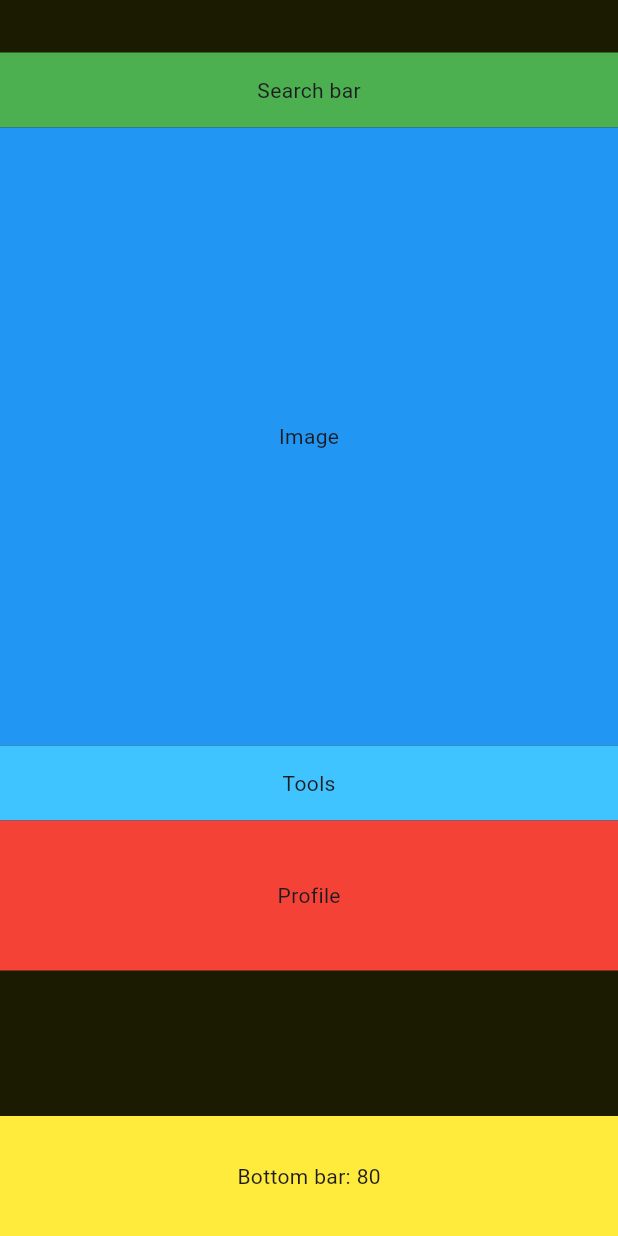
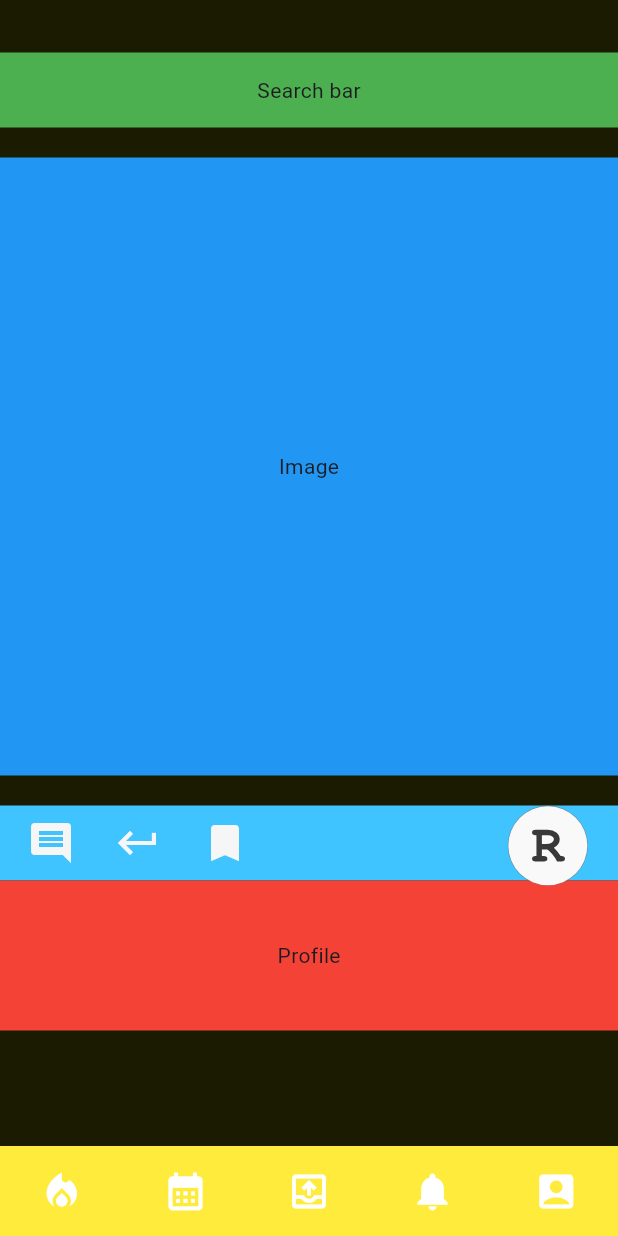
Before and after one commit to lupascugabrielcristian/ratemy, a Flutter app: the TestScreen screen opened by its route, on a phone screen of 412 x 824 dp. Run offline on Flutter 3.47's test engine with Material 3 defaults, Android fonts, the phone set to English and light mode, and no system bars; our stand-ins replace flutter_svg; network calls fail.

Commit message:
Calculating position for Rate button

```diff
--- a/lib/screens/components/bottom_bar.dart
+++ b/lib/screens/components/bottom_bar.dart
@@ -1,9 +1,10 @@
 import 'package:flutter/material.dart';
 
 class BottomBar extends StatelessWidget {
-  const BottomBar({super.key});
+  const BottomBar({super.key, this.scaling = 1.0});
   final double iconSize = 30;
   final iconColor = Colors.white;
+  final double scaling;
 
   @override
   Widget build(BuildContext context) {
@@ -23,7 +24,7 @@ class BottomBar extends StatelessWidget {
   _build_button_1() {
     return IconButton(
         onPressed: () {},
-        iconSize: iconSize,
+        iconSize: iconSize * scaling,
         icon: const Icon(Icons.local_fire_department), color: iconColor,);
   }
 
@@ -31,28 +32,28 @@ class BottomBar extends StatelessWidget {
   _build_calendar_button() {
     return IconButton(
       onPressed: () {},
-      iconSize: iconSize,
+      iconSize: iconSize * scaling,
       icon: const Icon(Icons.calendar_month), color: iconColor);
   }
 
   _build_button_3() {
     return IconButton(
         onPressed: () {},
-        iconSize: iconSize,
+        iconSize: iconSize * scaling,
         icon: const Icon(Icons.outbox_outlined), color: iconColor);
   }
 
   _build_notifications_button() {
     return IconButton(
         onPressed: () {},
-        iconSize: iconSize,
+        iconSize: iconSize * scaling,
         icon: const Icon(Icons.notifications), color: iconColor);
   }
 
   _build_profile_button() {
     return IconButton(
         onPressed: () {},
-        iconSize: iconSize,
+        iconSize: iconSize * scaling,
         icon: const Icon(Icons.account_box), color: iconColor);
   }
 }
--- a/lib/screens/feed_screen.dart
+++ b/lib/screens/feed_screen.dart
@@ -43,6 +43,13 @@ class _FeedScreenState extends State<FeedScreen> {
   Widget build(BuildContext context) {
     final spaceSm = MediaQuery.sizeOf(context).height * .02;
     final topPositionRateBtn = MediaQuery.sizeOf(context).height * .12;
+
+
+    final sW = MediaQuery.sizeOf(context).width;
+    final sH = MediaQuery.sizeOf(context).height;
+    final double searchBarH = sW * .2 > 50 ? 50 : sW * .2;
+    final double bottomBarH = sW * .3 > 60 ? 60 : sW * .3;
+    final double scalingFactor = sH > 700 ? 1 : sH / 700;
 
     return Scaffold(
       backgroundColor: widget.presentation.background,
@@ -247,21 +254,21 @@ class _FeedScreenState extends State<FeedScreen> {
         children: [
           IconButton(
             onPressed: () {},
-            // iconSize: 40,
+            iconSize: 40,
             icon: const Icon(Icons.insert_comment), color: widget.presentation.primary,),
 
           const SizedBox(width: 10,),
 
           IconButton(
             onPressed: () {},
-            // iconSize: 40,
+            iconSize: 40,
             icon: const Icon(Icons.keyboard_return), color: widget.presentation.primary,),
 
           const SizedBox(width: 10,),
 
           IconButton(
             onPressed: () {},
-            // iconSize: 40,
+            iconSize: 40,
             icon: const Icon(Icons.bookmark), color: widget.presentation.primary,),
 
           // const RateButton(),
--- a/lib/screens/screen_test.dart
+++ b/lib/screens/screen_test.dart
@@ -1,7 +1,10 @@
+import 'dart:developer';
+
 import 'package:flutter/material.dart';
+import 'package:ratemy/screens/components/bottom_bar.dart';
 import 'package:ratemy/screens/presentation/feed_presentation.dart';
 
-import 'components/title_row.dart';
+import 'components/rate_button.dart';
 
 class TestScreen extends StatefulWidget {
   final FeedPresentation presentation;
@@ -15,17 +18,48 @@ class TestScreen extends StatefulWidget {
 }
 
 class _TestScreenState extends State<TestScreen> {
+  final GlobalKey _toolContainerKey = GlobalKey();
+  double topPositionRateBtn = 0;
+
+
+  @override
+  void initState() {
+    WidgetsBinding.instance.addPostFrameCallback((_) {
+      final RenderBox renderBox = _toolContainerKey.currentContext!.findRenderObject() as RenderBox;
+      final Offset position = renderBox.localToGlobal(Offset.zero);
+
+      log('Position obtained: ${position.dy}');
+
+      setState(() {
+        topPositionRateBtn = position.dy;
+      });
+    });
+    super.initState();
+  }
+
+
+
   @override
   Widget build(BuildContext context) {
     final sW = MediaQuery.sizeOf(context).width;
+    final sH = MediaQuery.sizeOf(context).height;
+    log('sH = $sH', name: 'TEST');
     // final searchBarH = sW * .1;
     final double searchBarH = sW * .2 > 50 ? 50 : sW * .2;
-    const double bottomBarH = 80;
-    // final double bottomBarH = sW * .2 > 50 ? 50 : sW * .2;
+    // const double bottomBarH = 80;
+    final double bottomBarH = sW * .3 > 60 ? 60 : sW * .3;
+    log('bottomBarH = $bottomBarH', name: 'TEST');
+    final double scalingFactor = sH > 700 ? 1 : sH / 700;
+    log('scaling factor = $scalingFactor', name: 'TEST');
+    // topPositionRateBtn = MediaQuery.sizeOf(context).height * .12;
+    // log('rate button pos = $topPositionRateBtn', name: 'TEST');
+
 
     return Scaffold(
       backgroundColor: widget.presentation.background,
-      body: Column(
+      body: Stack(
+        children: [
+          Column(
             crossAxisAlignment: CrossAxisAlignment.start,
 
             children: [
@@ -39,10 +73,10 @@ class _TestScreenState extends State<TestScreen> {
                 ),
               ),
 
+              SizedBox(height: 20 * scalingFactor,),
               Expanded(
                 child: Column(
                   children: [
-
 
                     Flexible(
                       child: FractionallySizedBox(
@@ -58,12 +92,15 @@ class _TestScreenState extends State<TestScreen> {
                       ),
                     ),
 
+                    SizedBox(height: 20 * scalingFactor,),
 
                     Container(
+                      key: _toolContainerKey,
                       color: Colors.lightBlueAccent,
                       height: 50,
                       child: Center(
-                      child: Text('Tools')
+                          // child: Text('Tools')
+                        child: _buildToolsRow(scalingFactor - 0.2),
                       ),
                     ),
 
@@ -81,12 +118,58 @@ class _TestScreenState extends State<TestScreen> {
               Container(
                 color: Colors.yellow,
                 height: bottomBarH,
-            child: Center(
-                child: Text('Bottom bar: 80')
+                // child: Center(
+                //     child: Text('Bottom bar: 80')
+                // ),
+                child: BottomBar(scaling: scalingFactor,),
+              ),
+            ],
+          ),
+
+
+          // RATE BUTTON
+          Positioned(
+            top: topPositionRateBtn,
+            right: 20,
+            child: RateButton(
+              saveGrade: (grade) {
+              },
             ),
           ),
         ],
       ),
     );
   }
+
+
+
+  Widget _buildToolsRow(double scalingFactor) {
+    return Padding(
+      padding: const EdgeInsets.only(right: 20.0, left: 10.0),
+      child: Row(
+        children: [
+          IconButton(
+            onPressed: () {},
+            iconSize: 40 * scalingFactor,
+            icon: const Icon(Icons.insert_comment), color: widget.presentation.primary,),
+
+          const SizedBox(width: 10,),
+
+          IconButton(
+            onPressed: () {},
+            iconSize: 40 * scalingFactor,
+            icon: const Icon(Icons.keyboard_return), color: widget.presentation.primary,),
+
+          const SizedBox(width: 10,),
+
+          IconButton(
+            onPressed: () {},
+            iconSize: 40 * scalingFactor,
+            icon: const Icon(Icons.bookmark), color: widget.presentation.primary,),
+
+          // const RateButton(),
+        ],
+      ),
+    );
   }
+}
```
Lines whose indentation alone changed are shown as unchanged.
